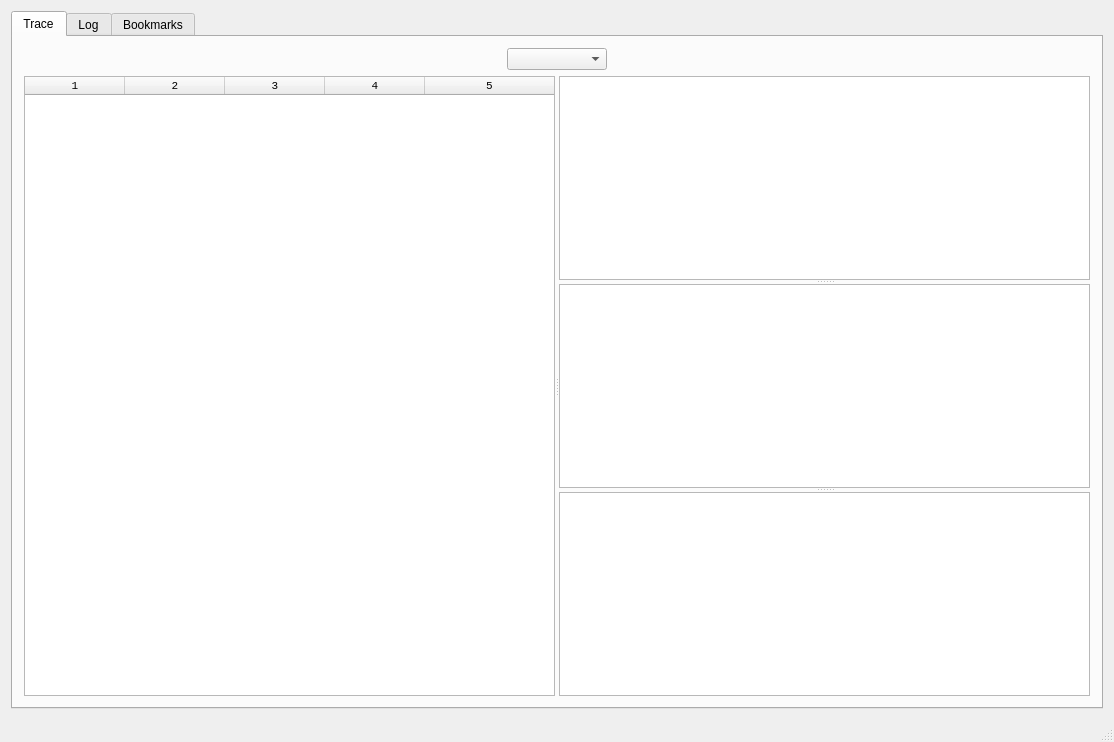
slimv0x00/execution-trace-viewer, file gui/mainwindow.ui: the form before one commit.
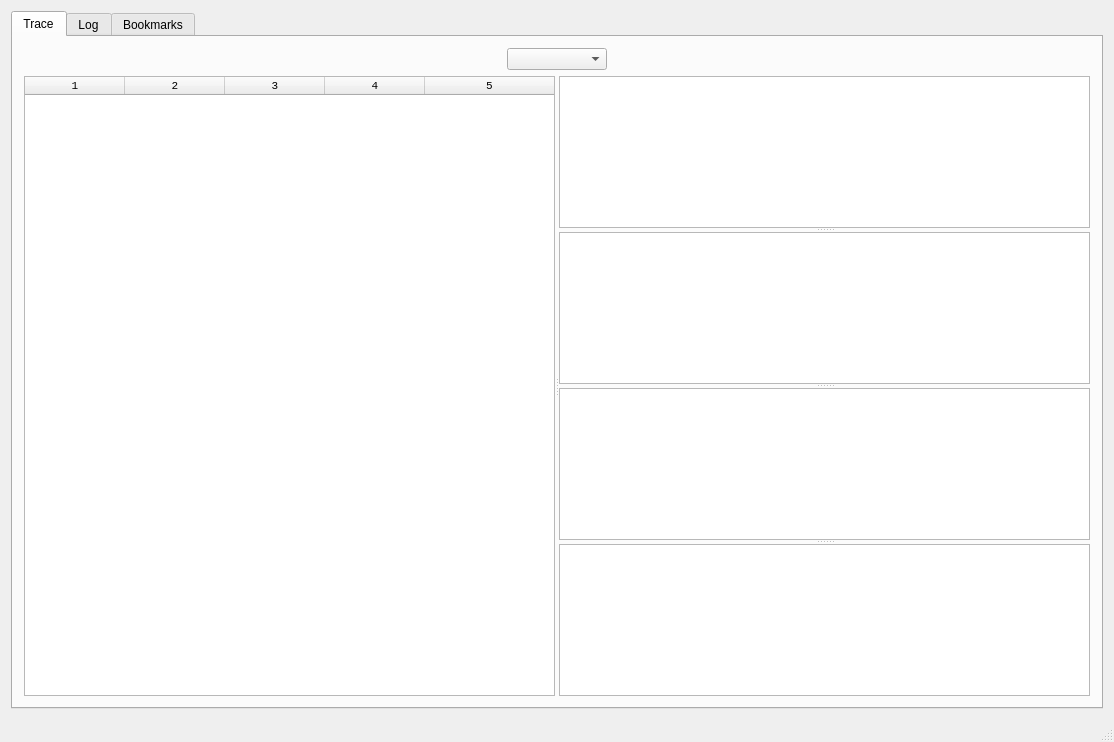
The form after the commit. Custom widgets are drawn as their Qt base class.

Commit message: feat. Z3-based adimeht module, VR recognized but still has many (pre, post) procedure of virtual instructions to filter

The edit to the form file:
```diff
--- a/gui/mainwindow.ui
+++ b/gui/mainwindow.ui
@@ -285,6 +285,35 @@
                <number>22</number>
               </attribute>
              </widget>
+             <widget class="AdimehtTableWidget" name="adimeht_table">
+              <property name="minimumSize">
+               <size>
+                <width>240</width>
+                <height>100</height>
+               </size>
+              </property>
+              <property name="font">
+               <font>
+                <family>Courier</family>
+                <pointsize>8</pointsize>
+               </font>
+              </property>
+              <property name="gridStyle">
+               <enum>Qt::DashLine</enum>
+              </property>
+              <attribute name="horizontalHeaderVisible">
+               <bool>true</bool>
+              </attribute>
+              <attribute name="verticalHeaderVisible">
+               <bool>false</bool>
+              </attribute>
+              <attribute name="verticalHeaderDefaultSectionSize">
+               <number>24</number>
+              </attribute>
+              <attribute name="verticalHeaderMinimumSectionSize">
+               <number>22</number>
+              </attribute>
+             </widget>
             </widget>
            </widget>
           </item>
@@ -404,6 +433,11 @@
    <extends>QTableWidget</extends>
    <header>gui/widgets/taint_table_widget.h</header>
   </customwidget>
+  <customwidget>
+   <class>AdimehtTableWidget</class>
+   <extends>QTableWidget</extends>
+   <header>gui/widgets/adimeht_table_widget.h</header>
+  </customwidget>
  </customwidgets>
  <resources/>
  <connections/>
```
The commit also changes 7 other files.
